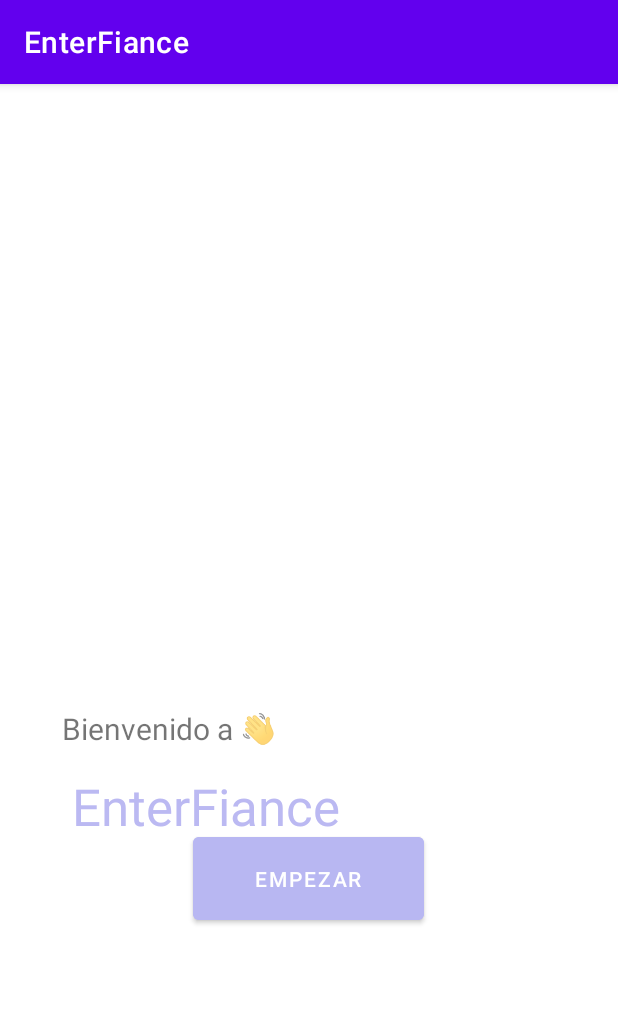
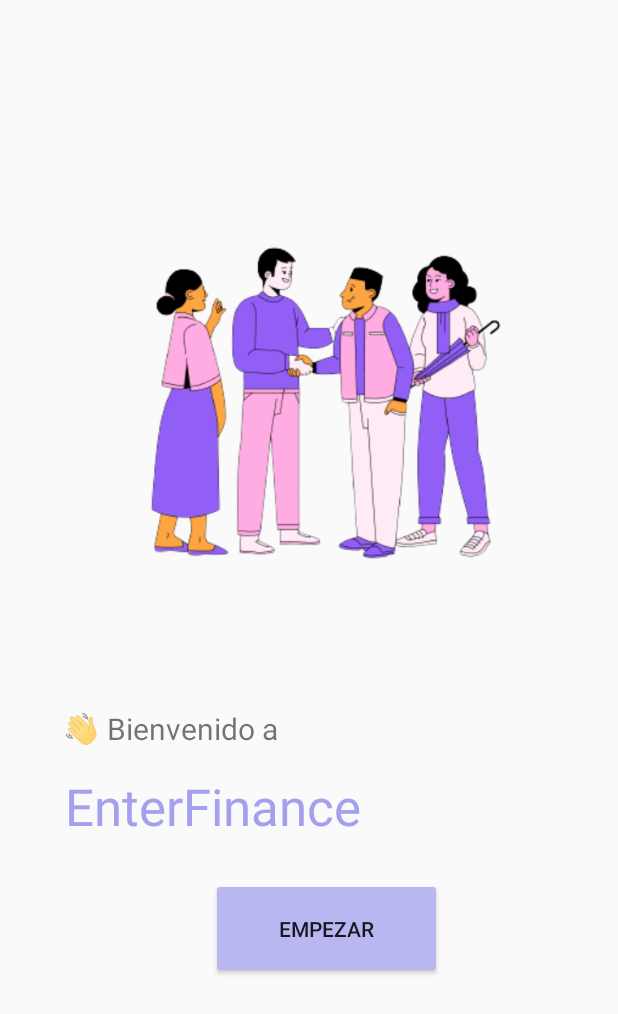
Before and after one commit to KariVI/EnterFiance-App, an Android app: the screen it shows after launch (MainActivity), on a phone screen of 412 x 824 dp. Shown: the top 1014 px of the screen. Run offline under Robolectric (Android 15) with nearby library versions, the phone set to English and light mode, and no system bars.

Commit message:
Primeras pantallas

```diff
--- a/app/src/main/AndroidManifest.xml
+++ b/app/src/main/AndroidManifest.xml
@@ -14,6 +14,12 @@
         android:theme="@style/Theme.EnterFiance"
         tools:targetApi="31">
         <activity
+            android:name=".CreateAccount"
+            android:exported="false" />
+        <activity
+            android:name=".PreCreateAccount"
+            android:exported="false" />
+        <activity
             android:name=".MainActivity"
             android:exported="true">
             <intent-filter>
--- a/app/src/main/java/com/example/enterfiance/MainActivity.java
+++ b/app/src/main/java/com/example/enterfiance/MainActivity.java
@@ -2,13 +2,29 @@ package com.example.enterfiance;
 
 import androidx.appcompat.app.AppCompatActivity;
 
+import android.content.Intent;
 import android.os.Bundle;
+import android.view.View;
+import android.widget.Button;
 
 public class MainActivity extends AppCompatActivity {
+
+    Button btStart;
 
     @Override
     protected void onCreate(Bundle savedInstanceState) {
         super.onCreate(savedInstanceState);
         setContentView(R.layout.activity_main);
+        btStart = (Button)findViewById(R.id.btStart);
+        btStart.setOnClickListener (new View.OnClickListener() {
+
+            @Override
+            public void onClick(View v) {
+                Intent intent = new Intent(MainActivity.this, PreCreateAccount.class);
+                startActivity(intent);
+            }
+        }
+        );
     }
+
 }
--- /dev/null
+++ b/app/src/main/res/drawable/backarrow.xml
@@ -0,0 +1,5 @@
+<vector android:height="24dp" android:tint="#000000"
+    android:viewportHeight="24" android:viewportWidth="24"
+    android:width="24dp" xmlns:android="http://schemas.android.com/apk/res/android">
+    <path android:fillColor="@android:color/white" android:pathData="M20,11H7.83l5.59,-5.59L12,4l-8,8 8,8 1.41,-1.41L7.83,13H20v-2z"/>
+</vector>
--- a/app/src/main/res/layout/activity_main.xml
+++ b/app/src/main/res/layout/activity_main.xml
@@ -11,17 +11,14 @@
         android:layout_width="154dp"
         android:layout_height="67dp"
         android:layout_marginStart="170dp"
-        android:layout_marginTop="496dp"
+        android:layout_marginTop="25dp"
         android:layout_marginEnd="147dp"
-        android:layout_marginBottom="187dp"
         android:backgroundTint="#B8B7F2"
         android:text="Empezar"
-        app:layout_constraintBottom_toBottomOf="parent"
         app:layout_constraintEnd_toEndOf="parent"
-        app:layout_constraintHorizontal_bias="0.7"
+        app:layout_constraintHorizontal_bias="0.5"
         app:layout_constraintStart_toStartOf="parent"
-        app:layout_constraintTop_toTopOf="parent"
-        app:layout_constraintVertical_bias="0.0"
+        app:layout_constraintTop_toBottomOf="@+id/textView"
         app:rippleColor="#B8B7F2"
         app:strokeColor="#B8B7F2" />
 
@@ -30,26 +27,36 @@
         style="@style/Widget.Material3.MaterialTimePicker.Display.HelperText"
         android:layout_width="wrap_content"
         android:layout_height="wrap_content"
-        android:text="EnterFiance"
-        android:textColor="#BBB9F2"
+        android:layout_marginTop="15dp"
+        android:text="EnterFinance"
+        android:textColor="#A3A1ED"
         android:textSize="34sp"
-        app:layout_constraintBottom_toBottomOf="parent"
         app:layout_constraintEnd_toEndOf="parent"
-        app:layout_constraintHorizontal_bias="0.206"
+        app:layout_constraintHorizontal_bias="0.201"
         app:layout_constraintStart_toStartOf="parent"
-        app:layout_constraintTop_toTopOf="parent"
-        app:layout_constraintVertical_bias="0.635" />
+        app:layout_constraintTop_toBottomOf="@+id/textView2" />
 
     <TextView
         android:id="@+id/textView2"
         android:layout_width="wrap_content"
         android:layout_height="wrap_content"
-        android:text="Bienvenido a 👋"
+        android:layout_marginTop="30dp"
+        android:text="👋 Bienvenido a"
         android:textSize="20sp"
-        app:layout_constraintBottom_toBottomOf="parent"
         app:layout_constraintEnd_toEndOf="parent"
-        app:layout_constraintHorizontal_bias="0.154"
+        app:layout_constraintHorizontal_bias="0.156"
+        app:layout_constraintStart_toStartOf="parent"
+        app:layout_constraintTop_toBottomOf="@+id/imageView" />
+
+    <ImageView
+        android:id="@+id/imageView"
+        android:layout_width="357dp"
+        android:layout_height="342dp"
+        android:layout_marginTop="100dp"
+        app:layout_constraintEnd_toEndOf="parent"
+        app:layout_constraintHorizontal_bias="0.5"
         app:layout_constraintStart_toStartOf="parent"
         app:layout_constraintTop_toTopOf="parent"
-        app:layout_constraintVertical_bias="0.562" />
+        app:srcCompat="@drawable/initialimage" />
+
 </androidx.constraintlayout.widget.ConstraintLayout>
--- a/app/src/main/res/values/themes.xml
+++ b/app/src/main/res/values/themes.xml
@@ -1,8 +1,7 @@
 <resources xmlns:tools="http://schemas.android.com/tools">
     <!-- Base application theme. -->
-    <style name="Theme.EnterFiance" parent="Theme.MaterialComponents.DayNight.DarkActionBar">
+    <style name="Theme.EnterFiance" parent="Theme.AppCompat.Light.NoActionBar">
         <!-- Primary brand color. -->
-        <item name="colorPrimary">@color/purple_500</item>
         <item name="colorPrimaryVariant">@color/purple_700</item>
         <item name="colorOnPrimary">@color/white</item>
         <!-- Secondary brand color. -->
@@ -12,5 +11,9 @@
         <!-- Status bar color. -->
         <item name="android:statusBarColor" tools:targetApi="l">?attr/colorPrimaryVariant</item>
         <!-- Customize your theme here. -->
+
+            <item name="colorPrimary">@color/purple_500</item>
+            <item name="colorPrimaryDark">@color/purple_500</item>
+            <item name="colorAccent">@color/purple_500</item>
     </style>
 </resources>
```
Also changed, not shown: app/src/main/java/com/example/enterfiance/CreateAccount.java (added, +55 -0 lines), app/src/main/java/com/example/enterfiance/PreCreateAccount.java (added, +31 -0 lines), app/src/main/res/layout/activity_create_account.xml (added, +142 -0 lines), app/src/main/res/layout/activity_pre_create_account.xml (added, +57 -0 lines), app/src/main/res/values/strings.xml (+25 -0 lines), app/src/main/res/drawable/initialimage.png (added), app/src/main/res/drawable/initialscreenimage.jpg (added).
